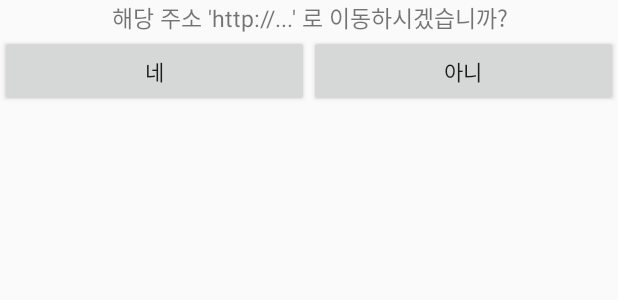
After one commit to PBLThrough/Through, an Android app: the layout dialogfragment.xml on its own in the app's theme, with its tools: preview values and no code run, on a phone screen of 412 x 824 dp. The commit adds this screen. Shown: the top 300 px of the screen. Run offline under Robolectric (Android 15) with nearby library versions, the phone set to English and light mode, and no system bars.

Commit message:
[다연] 병합용 커밋

```diff
--- a/app/src/main/java/jm/through/read/ReadData.kt
+++ b/app/src/main/java/jm/through/read/ReadData.kt
@@ -1,6 +1,7 @@
 package jm.through.read
 
 import java.util.*
+import javax.mail.Message
 
 data class ReadData (
         var mailTitle:String,
@@ -8,7 +9,7 @@ data class ReadData (
         var mailDate: Date?,
         var mailContenttype: String,
        // var mailSize: Int,
-        var mailContent: Object,
+        var mailContent: Object, //Message,
        // var mailImage:ImageView,
         var check:Boolean
 )
--- /dev/null
+++ b/app/src/main/res/layout/dialogfragment.xml
@@ -0,0 +1,37 @@
+<?xml version="1.0" encoding="utf-8"?>
+<LinearLayout xmlns:android="http://schemas.android.com/apk/res/android"
+    android:layout_width="match_parent"
+    android:orientation="vertical"
+    android:layout_height="match_parent"
+    android:gravity="center_horizontal"
+    >
+    <TextView
+        android:layout_width="match_parent"
+        android:layout_height="wrap_content"
+        android:textAlignment="center"
+        android:textSize="15dp"
+        android:text="해당 주소 'http://...' 로 이동하시겠습니까?"/>
+        />
+    <LinearLayout
+        android:layout_width="match_parent"
+        android:layout_height="wrap_content"
+        android:orientation="horizontal">
+        <Button
+            android:id="@+id/btn_yes"
+            android:layout_width="fill_parent"
+            android:layout_height="wrap_content"
+            android:layout_weight="1"
+            android:onClick="goUrl"
+            android:text="네"
+            />
+        <Button
+            android:id="@+id/btn_no"
+            android:layout_width="fill_parent"
+            android:layout_height="wrap_content"
+            android:layout_weight="1"
+            android:onClick="goBack"
+            android:text="아니"
+            />
+
+    </LinearLayout>
+</LinearLayout>
--- a/build.gradle
+++ b/build.gradle
@@ -1,13 +1,13 @@
 // Top-level build file where you can add configuration options common to all sub-projects/modules.
 
 buildscript {
-    ext.kotlin_version = '1.2.30'
+    ext.kotlin_version = '1.2.51'
     repositories {
         google()
         jcenter()
     }
     dependencies {
-        classpath 'com.android.tools.build:gradle:3.1.4'
+        classpath 'com.android.tools.build:gradle:3.2.1'
         classpath "org.jetbrains.kotlin:kotlin-gradle-plugin:$kotlin_version"
         classpath 'com.jakewharton:butterknife-gradle-plugin:8.5.1'
         classpath 'me.tatarka:gradle-retrolambda:3.6.0'
--- a/lib/build.gradle
+++ b/lib/build.gradle
@@ -3,7 +3,7 @@ apply plugin: 'com.jakewharton.butterknife'
 
 android {
     compileSdkVersion 25
-    buildToolsVersion '27.0.3'
+    buildToolsVersion '28.0.3'
 
     defaultConfig {
         minSdkVersion 15
```
Also changed, not shown: app/src/main/java/jm/through/read/BodyPart.java (deleted, +0 -15 lines), app/src/main/java/jm/through/read/FolderFetchImap.java (+33 -22 lines), app/src/main/java/jm/through/read/MessageActivity.kt (+80 -41 lines), app/src/main/java/jm/through/read/MessageContext.kt (deleted, +0 -48 lines), app/src/main/java/jm/through/read/Multipart.java (deleted, +0 -145 lines), app/src/main/java/jm/through/read/a.java (deleted, +0 -145 lines), app/src/main/java/jm/through/read/urlDialogFragment.java (added, +38 -0 lines), gradle/wrapper/gradle-wrapper.properties.
